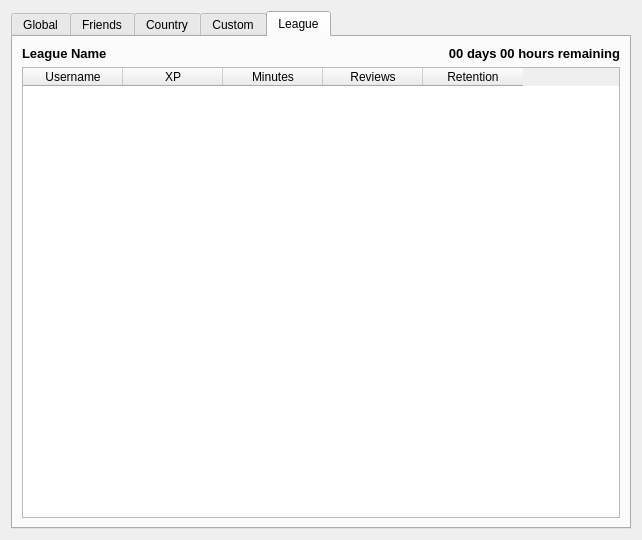
Qt form designer/Leaderboard.ui (ThoreBor/Anki_Leaderboard) before a commit.
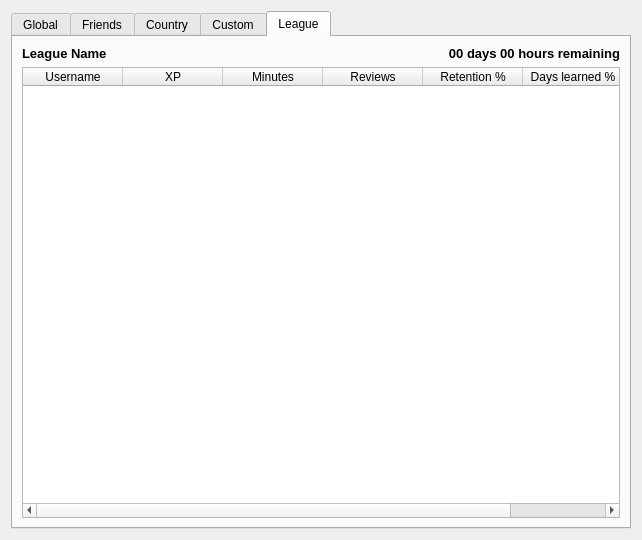
The same form after that commit. The open tabs and pages were chosen to show the change. Icons and pictures are not drawn.

The edit to the form file:
```diff
--- a/designer/Leaderboard.ui
+++ b/designer/Leaderboard.ui
@@ -357,7 +357,12 @@
            </column>
            <column>
             <property name="text">
-             <string>Retention</string>
+             <string>Retention %</string>
+            </property>
+           </column>
+           <column>
+            <property name="text">
+             <string>Days learned %</string>
             </property>
            </column>
           </widget>
```
Left out of the diff: 11 changed lines with no effect on the pictures.
